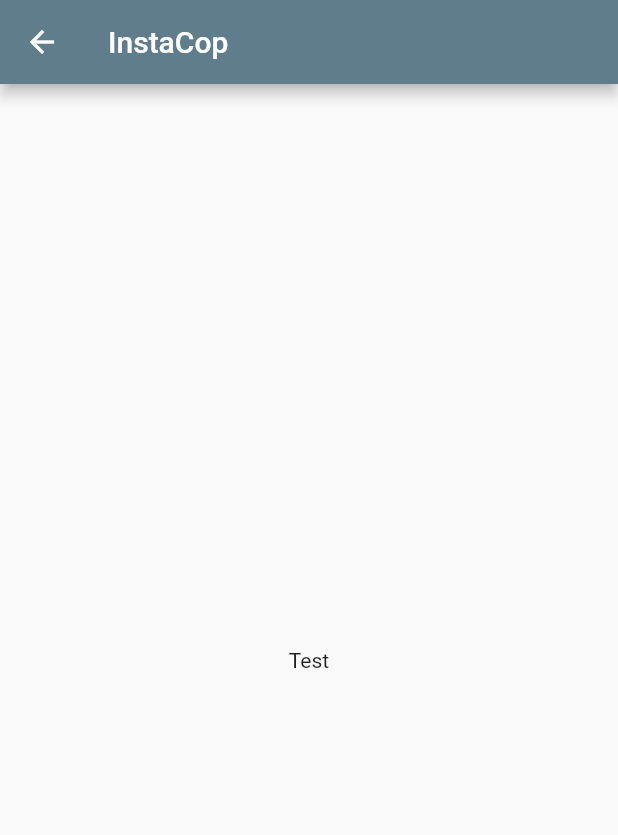
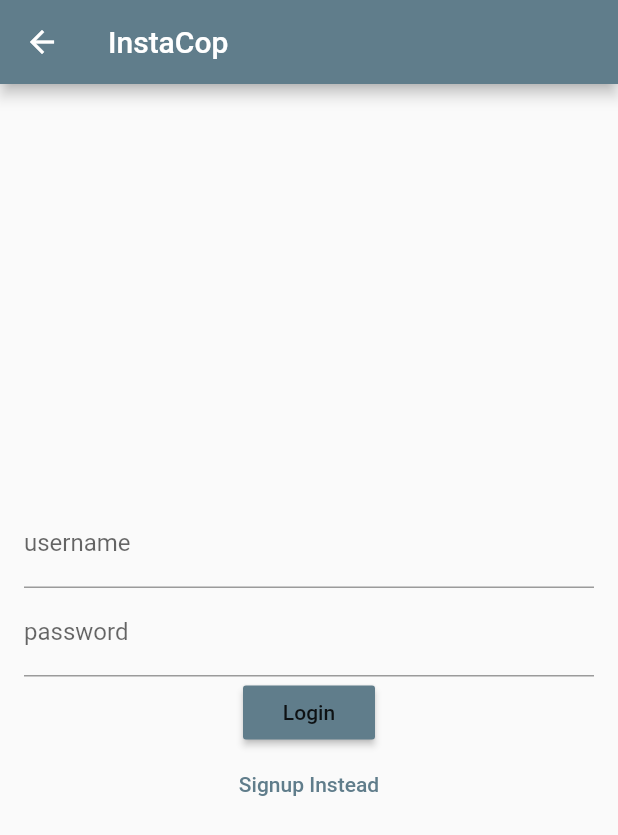
Before and after one commit to adityarajpt/IETDAVV-InternalHackathon-ZenMode, a Flutter app: the LoginPage screen opened by its route, on a phone screen of 412 x 824 dp. Shown: the top 835 px of the screen. Run offline on Flutter 3.47's test engine with Material 2 defaults, Android fonts, the phone set to English and light mode, and no system bars; our stand-ins replace geolocator, google_maps_flutter.

Commit message:
added login page

```diff
--- a/lib/login_page.dart
+++ b/lib/login_page.dart
@@ -1,14 +1,149 @@
+import 'dart:convert';
+
 import 'package:flutter/material.dart';
+import 'package:provider/provider.dart';
+import 'package:http/http.dart' as http;
 
-class LoginPage extends StatelessWidget {
+import './providers/domain.dart';
+import './providers/token.dart';
+
+class LoginPage extends StatefulWidget {
+  @override
+  _LoginPageState createState() => _LoginPageState();
+}
+
+class _LoginPageState extends State<LoginPage> {
+  final _formKey = GlobalKey<FormState>();
+  var _formData = Map<String, String>();
+  var _passwordFocusNode = FocusNode();
+  var _disableButton = false;
+
+  @override
+  void dispose() {
+    _passwordFocusNode.dispose();
+    super.dispose();
+  }
+
+  void _login(BuildContext context) async {
+    if (!_formKey.currentState.validate()) {
+      print("Invalid form");
+      return;
+    }
+    _formKey.currentState.save();
+    setState(() {
+      _disableButton = true;
+    });
+    var domain = Provider.of<Domain>(context).domain;
+    var phoneNumber = _formData['phone_no'].trim();
+    var password = _formData['password'];
+    try {
+      var response = await http
+          .get('$domain/login?phone_no=$phoneNumber&password=$password');
+      if (response.statusCode != 200) {
+        throw ArgumentError(
+            "Request returned with status code ${response.statusCode}");
+      }
+
+      var data = jsonDecode(response.body) as Map<String, dynamic>;
+      if (data.containsKey('error')) {
+        var errMsg =
+            data.containsKey('message') ? data['message'] : "An error occured";
+        throw ArgumentError(errMsg);
+      }
+      if (!data.containsKey('id')) {
+        throw ArgumentError("Missing id from response body");
+      }
+      var userid = data['id'];
+      Provider.of<Token>(context).setToken(userid);
+      Navigator.of(context).pushReplacementNamed('/map');
+    } catch (e) {
+      print(e);
+      _showAlert(e, context);
+    } finally {
+      setState(() {
+        _disableButton = false;
+      });
+    }
+  }
+
+  void _showAlert(e, BuildContext context) {
+    showDialog(
+      context: context,
+      builder: (_) => AlertDialog(
+        title: Text('Error'),
+        content: Text(e.toString()),
+        actions: [
+          FlatButton(
+            child: Text('OK'),
+            onPressed: () => Navigator.of(context).pop(),
+          ),
+        ],
+      ),
+    );
+  }
+
   @override
   Widget build(BuildContext context) {
     return Scaffold(
       appBar: AppBar(
         title: Text("InstaCop"),
       ),
-      body: Center(
-        child: Text("Test"),
+      body: Padding(
+        padding: const EdgeInsets.all(16.0),
+        child: Form(
+          key: _formKey,
+          child: Column(
+            crossAxisAlignment: CrossAxisAlignment.center,
+            mainAxisAlignment: MainAxisAlignment.center,
+            children: [
+              TextFormField(
+                decoration: InputDecoration(
+                  labelText: 'username',
+                ),
+                textInputAction: TextInputAction.next,
+                onFieldSubmitted: (_) =>
+                    FocusScope.of(context).requestFocus(_passwordFocusNode),
+                onSaved: (value) {
+                  _formData['username'] = value;
+                },
+                validator: (value) {
+                  if (value.trim().length == 0)
+                    return "username cannot be empty";
+                  if (value.trim().contains(RegExp(r'\W')))
+                    return "No whitespace allowed in username";
+                  return null;
+                },
+              ),
+              TextFormField(
+                decoration: InputDecoration(
+                  labelText: 'password',
+                ),
+                focusNode: _passwordFocusNode,
+                obscureText: true,
+                onFieldSubmitted: (_) => _login(context),
+                validator: (value) {
+                  if (value.length < 8) return "Password too short";
+                  return null;
+                },
+                onSaved: (value) {
+                  _formData['password'] = value;
+                },
+              ),
+              RaisedButton(
+                child: Text('Login'),
+                onPressed: _disableButton ? null : () => _login(context),
+                color: Theme.of(context).primaryColor,
+                textColor: Theme.of(context).textTheme.button.color,
+              ),
+              FlatButton(
+                child: Text('Signup Instead'),
+                onPressed: () =>
+                    Navigator.of(context).pushReplacementNamed('/signup'),
+                textColor: Theme.of(context).primaryColor,
+              ),
+            ],
+          ),
+        ),
       ),
     );
   }
```
